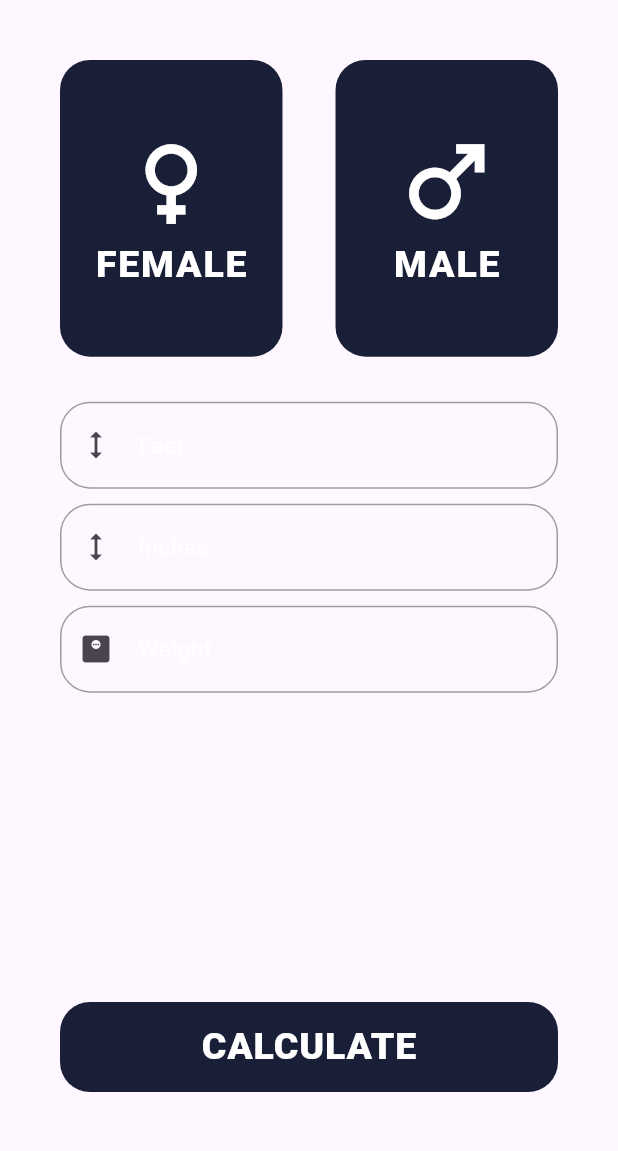
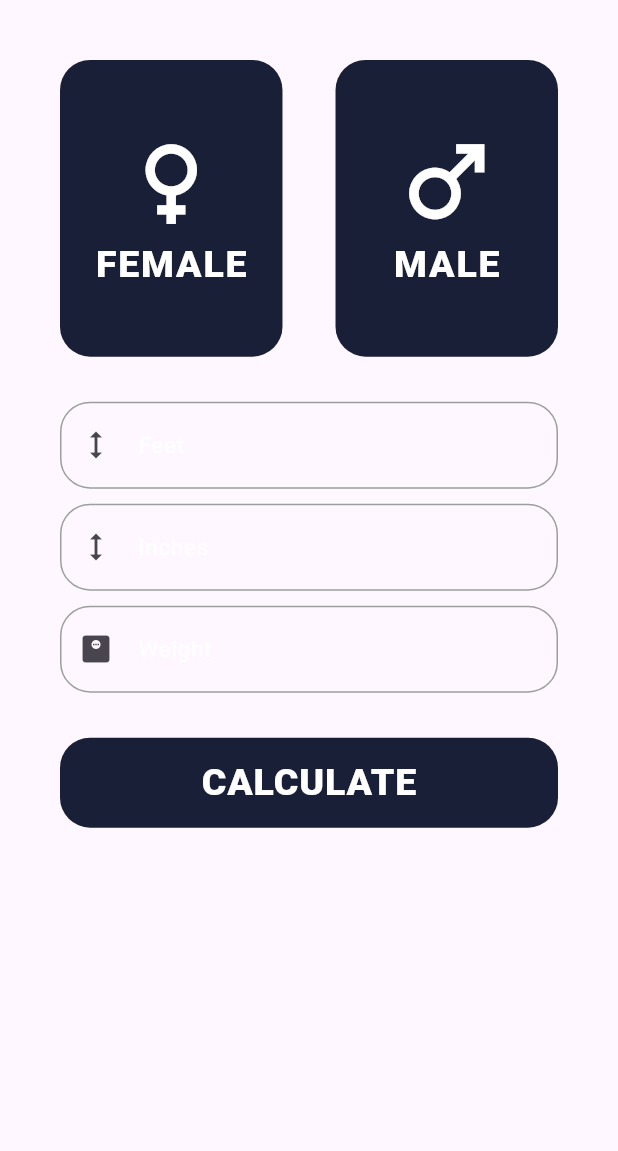
Before and after one commit to DevNadimm/calculator, a Flutter app: the screen it shows after launch, on a phone screen of 412 x 824 dp, the part 84-1235 px from its top. Run offline on Flutter 3.47's test engine with Material 3 defaults, Android fonts, the phone set to English and light mode, and no system bars; our stand-ins replace syncfusion_flutter_gauges.

Commit message:
BMI Almost Done

```diff
--- a/lib/bmi_calculator.dart
+++ b/lib/bmi_calculator.dart
@@ -51,10 +51,12 @@ class _BMICalculatorState extends State<BMICalculator> {
         ),
 
       ),
-      body: Padding(
+      body: SingleChildScrollView(
+        child: Padding(
           padding: const EdgeInsets.all(40),
           child: Column(
             children: [
+
               //Male Female Parent Box
               SizedBox(
                 width: MediaQuery.sizeOf(context).width,
@@ -93,7 +95,8 @@ class _BMICalculatorState extends State<BMICalculator> {
                       ),
                     ),
 
-                  const Flexible(fit: FlexFit.tight, child: SizedBox()),
+                    const Spacer(),
+
                     GestureDetector(
                       onTap: _maleButtonOnTap,
                       child: Container(
@@ -207,7 +210,9 @@ class _BMICalculatorState extends State<BMICalculator> {
                   )
               ),
 
-            const Spacer(),
+              const SizedBox(
+                height: 30,
+              ),
 
               GestureDetector(
                 onTap: _calculateOnTap,
@@ -230,6 +235,7 @@ class _BMICalculatorState extends State<BMICalculator> {
                 ),
               ),
             ],
+          ),
         ),
       ),
     );
```
Lines whose indentation alone changed are shown as unchanged.
